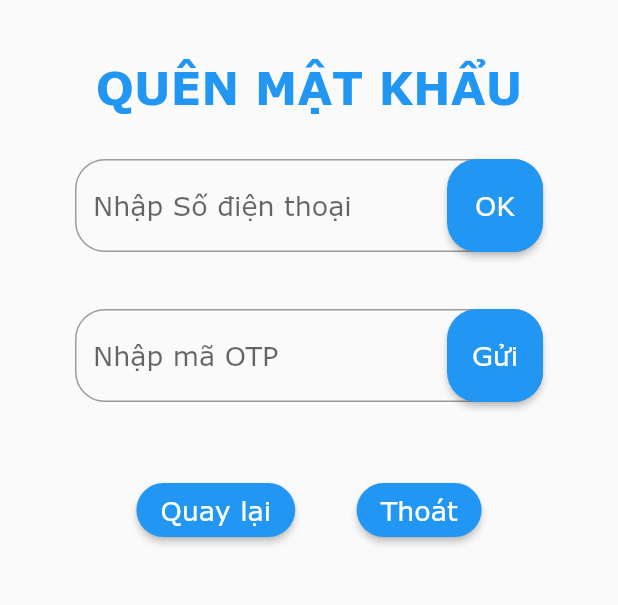
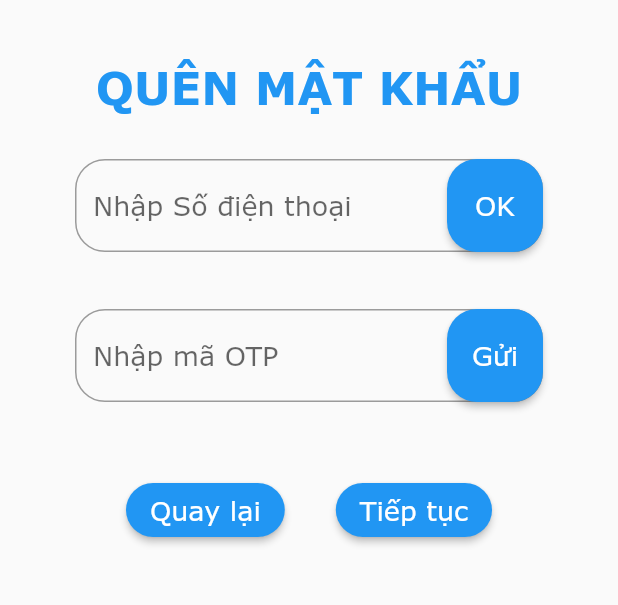
Before and after one commit to htienn611/LT_Nhung_DoAn_MonHoc, a Flutter app: the FogotPassScreen screen opened directly, on a phone screen of 412 x 824 dp, the part 375-980 px from its top. Run offline on Flutter 3.47's test engine with Material 2 defaults, Android fonts, the phone set to English and light mode, and no system bars; our stand-ins replace carousel_slider; missing offline and left inert: dart:ffi.

Commit message:
update set state

```diff
--- a/lib/main.dart
+++ b/lib/main.dart
@@ -21,7 +21,7 @@ class MyApp extends StatelessWidget {
       debugShowCheckedModeBanner: false,
       title: 'AppHome',
       theme: ThemeData(primarySwatch: Colors.blue, fontFamily: 'Verdana',),
-      home:Scaffold()
+      home:FogotPassScreen()
     );
   }
 }
--- a/lib/views/forgot_pass_screen.dart
+++ b/lib/views/forgot_pass_screen.dart
@@ -1,3 +1,5 @@
+import 'dart:ffi';
+
 import 'package:flutter/material.dart';
 import 'package:flutter/src/widgets/framework.dart';
 import 'package:flutter/src/widgets/placeholder.dart';
@@ -5,7 +7,6 @@ import 'package:flutter/widgets.dart';
 
 class FogotPassScreen extends StatefulWidget {
   const FogotPassScreen({super.key});
-
   @override
   State<FogotPassScreen> createState() => _FogotPassScreenState();
 }
@@ -13,6 +14,7 @@ class FogotPassScreen extends StatefulWidget {
 class _FogotPassScreenState extends State<FogotPassScreen> {
   TextEditingController phone = TextEditingController();
   TextEditingController OTP = TextEditingController();
+  int state=1;
   @override
   Widget build(BuildContext context) {
     return Scaffold(
@@ -41,16 +43,18 @@ class _FogotPassScreenState extends State<FogotPassScreen> {
                       SizedBox(
                         height: 30,
                       ),
+
                       Column(
                         children: [
                           TextField(
                         controller: phone,
                         decoration: InputDecoration(
-                            hintText: "Nhập Số điện thoại",
+                            hintText: state==1? "Nhập Số điện thoại":"Nhập mật khẩu mới",
                             hintStyle: TextStyle(fontSize: 18),
                             border: OutlineInputBorder(
                                 borderRadius: BorderRadius.circular(20)),
-                            suffixIcon: ElevatedButton(
+
+                            suffixIcon:state==1? ElevatedButton(
                               child: Text(
                                 "OK",
                                 style: TextStyle(fontSize: 18),
@@ -63,7 +67,7 @@ class _FogotPassScreenState extends State<FogotPassScreen> {
                                           borderRadius:
                                               BorderRadius.circular(20)))),
                               onPressed: () {},
-                            )),
+                            ):null),
                       ),
                       Text("",style: TextStyle(fontSize: 15,color: Colors.redAccent),),
                         ],
@@ -77,11 +81,11 @@ class _FogotPassScreenState extends State<FogotPassScreen> {
                           TextField(
                         controller: OTP,
                         decoration: InputDecoration(
-                            hintText: "Nhập mã OTP",
+                            hintText: state==1? "Nhập mã OTP":"Nhập lại mật khẩu",
                             hintStyle: TextStyle(fontSize: 18),
                             border: OutlineInputBorder(
                                 borderRadius: BorderRadius.circular(20)),
-                            suffixIcon: ElevatedButton(
+                            suffixIcon:state==1? ElevatedButton(
                               child: Text(
                                 "Gửi",
                                 style: TextStyle(fontSize: 18),
@@ -94,7 +98,7 @@ class _FogotPassScreenState extends State<FogotPassScreen> {
                                           borderRadius:
                                               BorderRadius.circular(20)))),
                               onPressed: () {},
-                            )),
+                            ):null),
                       ),
                       SizedBox(
                         height: 10,
@@ -107,6 +111,7 @@ class _FogotPassScreenState extends State<FogotPassScreen> {
                       SizedBox(
                         height: 20,
                       ),
+                      if(state==1)
                       Row(
                         mainAxisAlignment: MainAxisAlignment.spaceEvenly,
                         children: [
@@ -123,9 +128,13 @@ class _FogotPassScreenState extends State<FogotPassScreen> {
                                           BorderRadius.circular(20)))),
                         ),
                         ElevatedButton(
-                          onPressed: () {},
+                          onPressed: () {
+                             setState(() {
+                              state=2;
+                            });
+                          },
                           child: Text(
-                            "Thoát",
+                            "Tiếp tục",
                             style: TextStyle(fontSize: 18),
                           ),
                           style: ButtonStyle(
@@ -135,6 +144,27 @@ class _FogotPassScreenState extends State<FogotPassScreen> {
                                           BorderRadius.circular(20)))),
                         )
                       ])
-                    ])))));
+                      else if(state==2)
+                      ElevatedButton(
+                          onPressed: () {
+                            setState(() {
+                              state=1;
+                            });
+                          },
+                          child: Text(
+                            "Xác nhận",
+                            style: TextStyle(fontSize: 18),
+                          ),
+                          style: ButtonStyle(
+                              shape: MaterialStateProperty.all(
+                                  RoundedRectangleBorder(
+                                      borderRadius:
+                                          BorderRadius.circular(20)))),
+                        )
+                    ])
+                    )
+                    )
+                    )
+                    );
   }
 }
```
